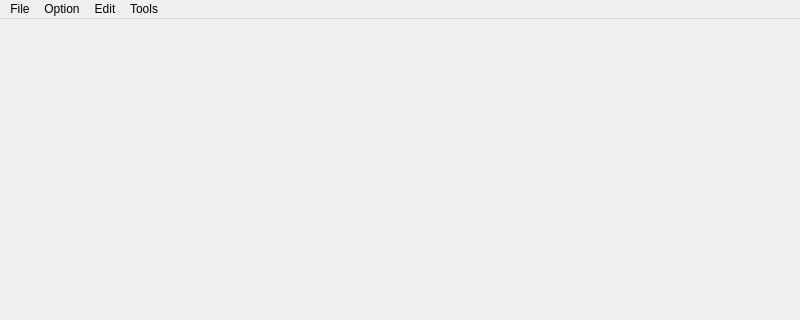
Above: Paint/mainwindow.ui from karina-cherednyk/OOP_Practice before the change; both pictures show x 0 to 800 and y 0 to 320 of the 800 by 600 pixel window. Below: the same form after it.
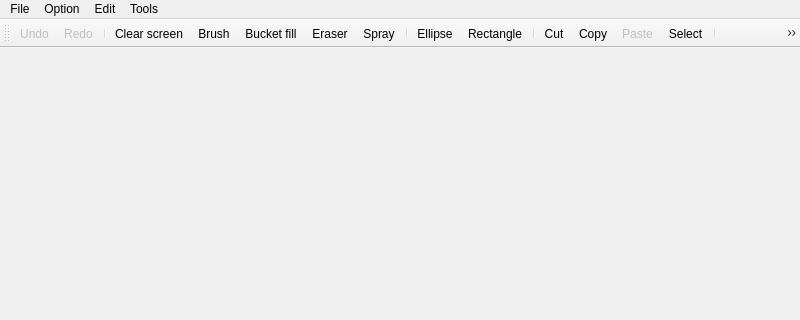
That is the form after the change. Icons and pictures are not drawn.

Commit message: add toolbar, add colorpicker

```diff
--- a/Paint/mainwindow.ui
+++ b/Paint/mainwindow.ui
@@ -75,6 +75,36 @@
    <addaction name="menuTools"/>
   </widget>
   <widget class="QStatusBar" name="statusbar"/>
+  <widget class="QToolBar" name="toolBar">
+   <property name="windowTitle">
+    <string>toolBar</string>
+   </property>
+   <attribute name="toolBarArea">
+    <enum>TopToolBarArea</enum>
+   </attribute>
+   <attribute name="toolBarBreak">
+    <bool>false</bool>
+   </attribute>
+   <addaction name="actionUndo"/>
+   <addaction name="actionRedo"/>
+   <addaction name="separator"/>
+   <addaction name="actionClear_screen"/>
+   <addaction name="actionBrush"/>
+   <addaction name="actionBucket"/>
+   <addaction name="actionEraser"/>
+   <addaction name="actionSpray"/>
+   <addaction name="separator"/>
+   <addaction name="actionEllipse"/>
+   <addaction name="actionRectangle"/>
+   <addaction name="separator"/>
+   <addaction name="actionCut"/>
+   <addaction name="actionCopy"/>
+   <addaction name="actionPaste"/>
+   <addaction name="actionSelect"/>
+   <addaction name="separator"/>
+   <addaction name="actionColorpicker"/>
+   <addaction name="actionPen_color"/>
+  </widget>
   <action name="actionOpen">
    <property name="text">
     <string>Open</string>
@@ -179,6 +209,15 @@
     <string>Spray</string>
    </property>
   </action>
+  <action name="actionColorpicker">
+   <property name="icon">
+    <iconset resource="resources.qrc">
+     <normaloff>:/icons/picker.png</normaloff>:/icons/picker.png</iconset>
+   </property>
+   <property name="text">
+    <string>Colorpicker</string>
+   </property>
+  </action>
  </widget>
  <resources/>
  <connections/>
```
Left out of the diff: 74 changed lines with no effect on the pictures. The commit also changes 29 other files.
